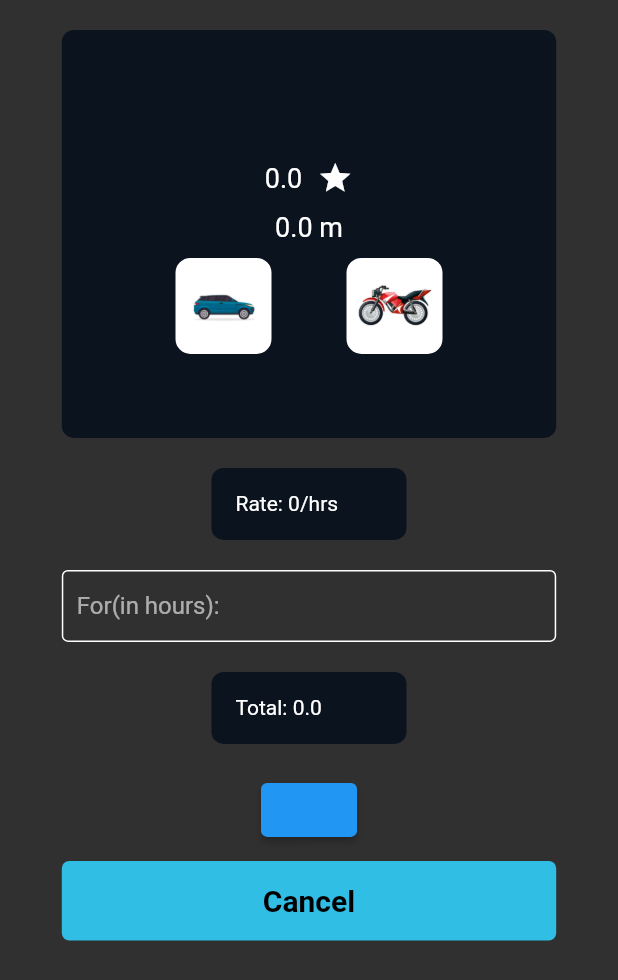
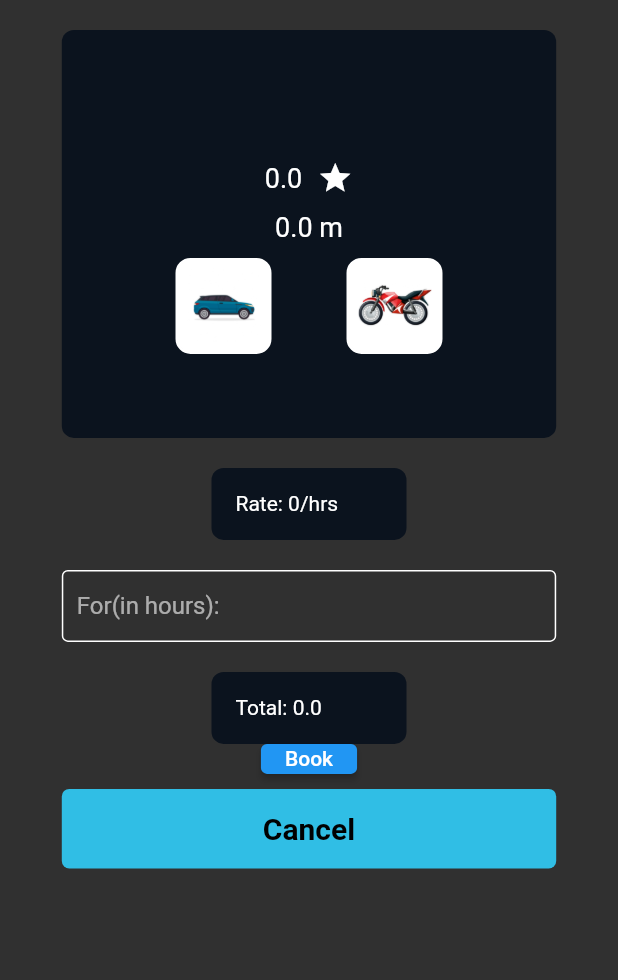
Before and after one commit to PrabeshTimilsina/ParkEase, a Flutter app: the Booking screen opened directly with empty values, on a phone screen of 412 x 824 dp. Shown: the top 980 px of the screen. Run offline on Flutter 3.47's test engine with Material 2 defaults, Android fonts, the phone set to English and light mode, and no system bars; our stand-ins replace hexcolor, sliding_up_panel; missing offline and left inert: flutter_osm_plugin.

Commit message:
Change elevated button in booking

```diff
--- a/frontend/lib/presentation/pages/booking.dart
+++ b/frontend/lib/presentation/pages/booking.dart
@@ -150,11 +150,11 @@ class _BookingState extends State<Booking> {
                   ),
                 ),
               ),
-              const SizedBox(height: 20),
-
-              ElevatedButton(
+              SizedBox(
+                  height: 20,
+                  child: ElevatedButton(
                     onPressed: () {
-                  final double rate = widget.rate;
+                      final int rate = widget.rate;
 
                       final double hours =
                           double.tryParse(hourController.text) ?? 0.0;
@@ -162,8 +162,8 @@ class _BookingState extends State<Booking> {
                         total = rate * hours;
                       });
                     },
-                buttonName: 'Book',
-              ),
+                    child: const Text('Book'),
+                  )),
               const SizedBox(height: 10),
               MyButton(
                   onTap: () {
```
Lines whose indentation alone changed are shown as unchanged.
